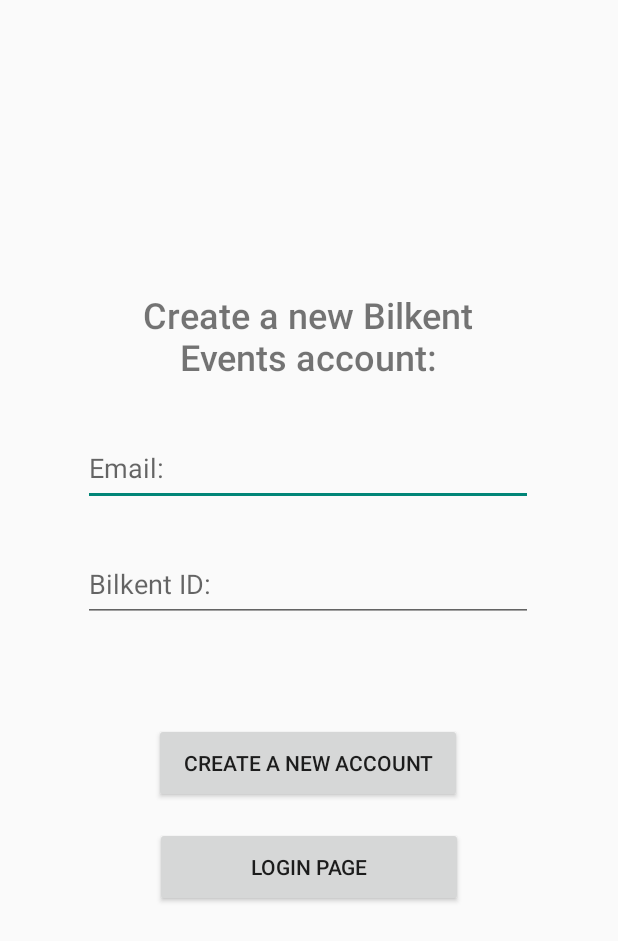
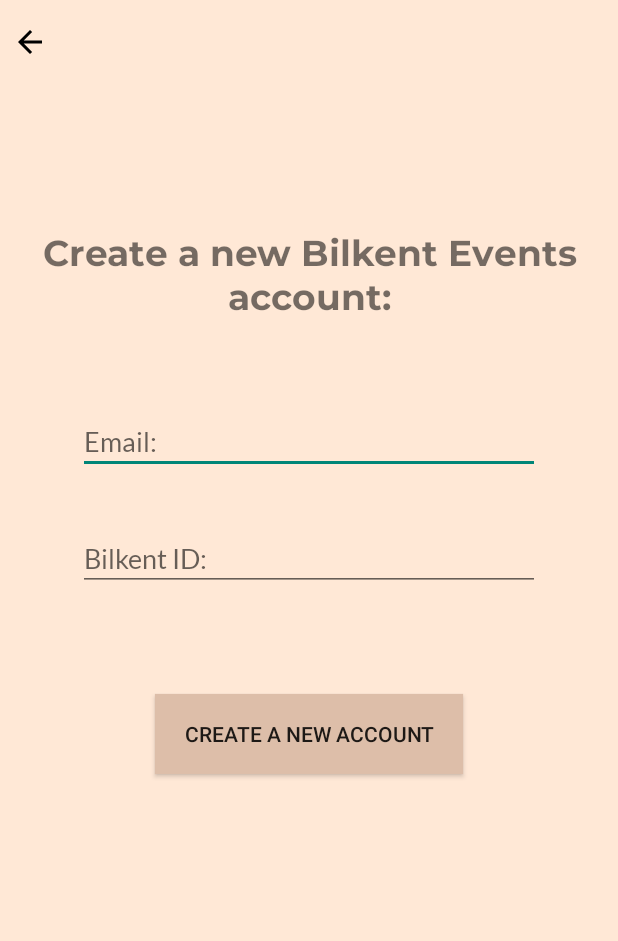
Before and after one commit to yohanyou/BilkentEvents, an Android app: the createAccount screen opened directly, with no data from a screen before it, on a phone screen of 412 x 824 dp. Shown: the top 941 px of the screen. Run offline under Robolectric (Android 15) with nearby library versions, the phone set to English and light mode, and no system bars; 2 statements that could not run were skipped.

```diff
--- /dev/null
+++ b/app/src/main/res/drawable/back_arrow.xml
@@ -0,0 +1,5 @@
+<vector android:autoMirrored="true" android:height="24dp"
+    android:tint="#000000" android:viewportHeight="24"
+    android:viewportWidth="24" android:width="24dp" xmlns:android="http://schemas.android.com/apk/res/android">
+    <path android:fillColor="@android:color/white" android:pathData="M20,11H7.83l5.59,-5.59L12,4l-8,8 8,8 1.41,-1.41L7.83,13H20v-2z"/>
+</vector>
--- a/app/src/main/res/layout/create_account.xml
+++ b/app/src/main/res/layout/create_account.xml
@@ -4,72 +4,80 @@
     xmlns:tools="http://schemas.android.com/tools"
     android:layout_width="match_parent"
     android:layout_height="match_parent"
+    android:background="@color/beige"
     tools:context=".createAccount">
 
     <TextView
         android:id="@+id/welcome"
-        android:layout_width="229dp"
-        android:layout_height="80dp"
-        android:fontFamily="sans-serif-medium"
+        android:layout_width="wrap_content"
+        android:layout_height="wrap_content"
+        android:fontFamily="@font/montserrat_bold"
         android:gravity="center"
         android:text="@string/create"
         android:textSize="24sp"
         app:layout_constraintBottom_toBottomOf="parent"
-        app:layout_constraintHorizontal_bias="0.495"
+        app:layout_constraintHorizontal_bias="0.5"
         app:layout_constraintLeft_toLeftOf="parent"
         app:layout_constraintRight_toRightOf="parent"
         app:layout_constraintTop_toTopOf="parent"
-        app:layout_constraintVertical_bias="0.247" />
+        app:layout_constraintVertical_bias="0.2" />
 
     <EditText
         android:id="@+id/email"
-        android:layout_width="300dp"
-        android:layout_height="50dp"
-        android:ems="10"
+        android:layout_width="wrap_content"
+        android:layout_height="wrap_content"
+        android:autofillHints="@string/exampleEmail"
+        android:ems="14"
+        android:fontFamily="@font/lato_regular"
         android:hint="@string/email"
         android:inputType="textEmailAddress"
         app:layout_constraintBottom_toBottomOf="parent"
         app:layout_constraintEnd_toEndOf="parent"
-        app:layout_constraintHorizontal_bias="0.495"
+        app:layout_constraintHorizontal_bias="0.5"
         app:layout_constraintStart_toStartOf="parent"
         app:layout_constraintTop_toTopOf="parent"
-        app:layout_constraintVertical_bias="0.371" />
+        app:layout_constraintVertical_bias="0.35" />
 
     <EditText
         android:id="@+id/bilkentID"
-        android:layout_width="300dp"
-        android:layout_height="50dp"
-        android:ems="10"
+        android:layout_width="wrap_content"
+        android:layout_height="wrap_content"
+        android:ems="14"
+        android:fontFamily="@font/lato_regular"
         android:hint="@string/bilkentID"
         android:inputType="number"
         app:layout_constraintBottom_toBottomOf="parent"
         app:layout_constraintEnd_toEndOf="parent"
-        app:layout_constraintHorizontal_bias="0.495"
+        app:layout_constraintHorizontal_bias="0.5"
         app:layout_constraintStart_toStartOf="parent"
         app:layout_constraintTop_toTopOf="parent"
-        app:layout_constraintVertical_bias="0.471" />
+        app:layout_constraintVertical_bias="0.45"
+        android:autofillHints="@string/userID" />
 
     <Button
         android:id="@+id/signup"
         android:layout_width="205dp"
         android:layout_height="53dp"
         android:text="@string/createAccount"
+        android:background="@color/darkbeige"
         app:layout_constraintBottom_toBottomOf="parent"
         app:layout_constraintEnd_toEndOf="parent"
-        app:layout_constraintHorizontal_bias="0.498"
+        app:layout_constraintHorizontal_bias="0.5"
         app:layout_constraintStart_toStartOf="parent"
         app:layout_constraintTop_toTopOf="parent"
-        app:layout_constraintVertical_bias="0.625" />
+        app:layout_constraintVertical_bias="0.6" />
 
-    <Button
+    <ImageButton
         android:id="@+id/turnback"
-        android:layout_width="205dp"
-        android:layout_height="53dp"
-        android:text="@string/loginPage"
+        android:layout_width="wrap_content"
+        android:layout_height="wrap_content"
+        android:background="@null"
         app:layout_constraintBottom_toBottomOf="parent"
         app:layout_constraintEnd_toEndOf="parent"
+        app:layout_constraintHorizontal_bias="0.02"
         app:layout_constraintStart_toStartOf="parent"
         app:layout_constraintTop_toTopOf="parent"
-        app:layout_constraintVertical_bias="0.715" />
+        app:layout_constraintVertical_bias="0.02"
+        app:srcCompat="@drawable/back_arrow"/>
 
 </androidx.constraintlayout.widget.ConstraintLayout>
--- a/app/src/main/res/layout/login.xml
+++ b/app/src/main/res/layout/login.xml
@@ -27,7 +27,6 @@
         android:id="@+id/email1"
         android:layout_width="wrap_content"
         android:layout_height="wrap_content"
-        android:autofillHints="@string/exampleEmail"
         android:ems="14"
         android:fontFamily="@font/lato_regular"
         android:hint="@string/email"
@@ -37,7 +36,8 @@
         app:layout_constraintHorizontal_bias="0.5"
         app:layout_constraintStart_toStartOf="parent"
         app:layout_constraintTop_toTopOf="parent"
-        app:layout_constraintVertical_bias="0.4" />
+        app:layout_constraintVertical_bias="0.4"
+        android:autofillHints="@string/exampleEmail" />
 
     <EditText
         android:id="@+id/password1"
@@ -96,7 +96,7 @@
         android:background="@color/darkbeige"
         app:layout_constraintBottom_toBottomOf="parent"
         app:layout_constraintEnd_toEndOf="parent"
-        app:layout_constraintHorizontal_bias="0.500"
+        app:layout_constraintHorizontal_bias="0.5"
         app:layout_constraintStart_toStartOf="parent"
         app:layout_constraintTop_toTopOf="parent"
         app:layout_constraintVertical_bias=".75" />
```
